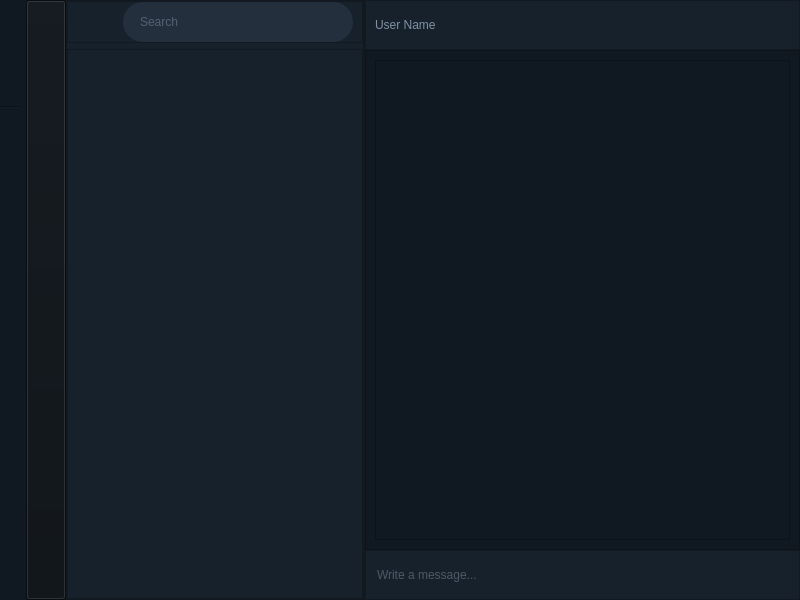
Before: the Qt Designer form Client/mainwindow.ui in Enigmater/Messenger, drawn with Qt 5.
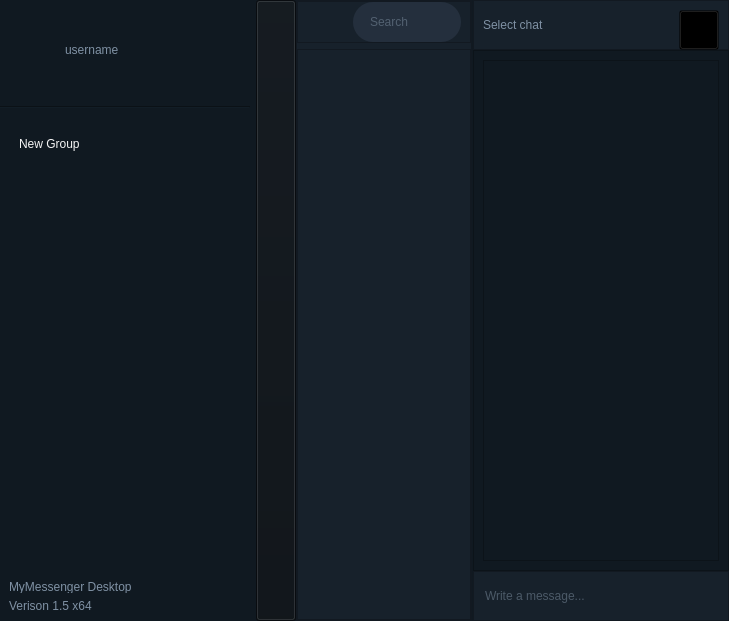
After: the same form once the commit is applied. Icons and pictures are not drawn.

```diff
--- a/Client/mainwindow.ui
+++ b/Client/mainwindow.ui
@@ -6,8 +6,8 @@
    <rect>
     <x>0</x>
     <y>0</y>
-    <width>800</width>
-    <height>600</height>
+    <width>729</width>
+    <height>621</height>
    </rect>
   </property>
   <property name="maximumSize">
@@ -97,7 +97,7 @@
         <widget class="QWidget" name="widget" native="true">
          <property name="minimumSize">
           <size>
-           <width>0</width>
+           <width>250</width>
            <height>0</height>
           </size>
          </property>
@@ -134,6 +134,41 @@
               <height>100</height>
              </size>
             </property>
+            <layout class="QHBoxLayout" name="horizontalLayout_6">
+             <item>
+              <widget class="QLabel" name="userlogoLabel">
+               <property name="maximumSize">
+                <size>
+                 <width>50</width>
+                 <height>50</height>
+                </size>
+               </property>
+               <property name="baseSize">
+                <size>
+                 <width>50</width>
+                 <height>50</height>
+                </size>
+               </property>
+               <property name="text">
+                <string/>
+               </property>
+               <property name="pixmap">
+                <pixmap resource="res.qrc">:/icons/img/user_icon.png</pixmap>
+               </property>
+              </widget>
+             </item>
+             <item>
+              <widget class="QLabel" name="usernameLabel">
+               <property name="styleSheet">
+                <string notr="true">color: rgb(127, 145, 164);
+font: bold 1.2rem &quot;Open Sans&quot;, sans-serif;</string>
+               </property>
+               <property name="text">
+                <string>username</string>
+               </property>
+              </widget>
+             </item>
+            </layout>
            </widget>
           </item>
           <item>
@@ -143,22 +178,62 @@
             </property>
            </widget>
           </item>
-          <item>
-           <spacer name="verticalSpacer_2">
-            <property name="orientation">
-             <enum>Qt::Vertical</enum>
-            </property>
-            <property name="sizeHint" stdset="0">
-             <size>
-              <width>20</width>
-              <height>402</height>
-             </size>
-            </property>
-           </spacer>
-          </item>
           <item>
            <widget class="QWidget" name="buttons" native="true">
-            <layout class="QVBoxLayout" name="verticalLayout_7"/>
+            <property name="styleSheet">
+             <string notr="true">QPushButton {
+                        background-color: rgb(23, 33, 43);
+                        color: rgb(245, 245, 245);
+                        text-align: left;
+                        padding-left: 9px;
+                        font: 1.2rem &quot;Open Sans&quot;, sans-serif;
+                        }
+                        QDynamicButton:hover {
+                        background-color: rgb(32, 43, 54);
+                        border: 0
+                        }</string>
+            </property>
+            <layout class="QVBoxLayout" name="verticalLayout_7">
+             <item>
+              <widget class="QPushButton" name="groupChatButton">
+               <property name="minimumSize">
+                <size>
+                 <width>0</width>
+                 <height>40</height>
+                </size>
+               </property>
+               <property name="text">
+                <string>New Group</string>
+               </property>
+               <property name="icon">
+                <iconset resource="res.qrc">
+                 <normaloff>:/icons/img/group.png</normaloff>:/icons/img/group.png</iconset>
+               </property>
+               <property name="iconSize">
+                <size>
+                 <width>20</width>
+                 <height>20</height>
+                </size>
+               </property>
+               <property name="flat">
+                <bool>true</bool>
+               </property>
+              </widget>
+             </item>
+             <item>
+              <spacer name="verticalSpacer_2">
+               <property name="orientation">
+                <enum>Qt::Vertical</enum>
+               </property>
+               <property name="sizeHint" stdset="0">
+                <size>
+                 <width>20</width>
+                 <height>40</height>
+                </size>
+               </property>
+              </spacer>
+             </item>
+            </layout>
            </widget>
           </item>
           <item>
@@ -175,6 +250,30 @@
               <height>50</height>
              </size>
             </property>
+            <layout class="QVBoxLayout" name="verticalLayout_8">
+             <item>
+              <widget class="QLabel" name="label">
+               <property name="styleSheet">
+                <string notr="true">color: rgb(127, 145, 164);
+font: bold 1.2rem &quot;Open Sans&quot;, sans-serif;</string>
+               </property>
+               <property name="text">
+                <string>MyMessenger Desktop</string>
+               </property>
+              </widget>
+             </item>
+             <item>
+              <widget class="QLabel" name="label_2">
+               <property name="styleSheet">
+                <string notr="true">color: rgb(127, 145, 164);
+font: 1.2rem &quot;Open Sans&quot;, sans-serif;</string>
+               </property>
+               <property name="text">
+                <string>Verison 1.5 x64</string>
+               </property>
+              </widget>
+             </item>
+            </layout>
            </widget>
           </item>
          </layout>
@@ -446,8 +545,8 @@
                   <rect>
                    <x>0</x>
                    <y>0</y>
-                   <width>279</width>
-                   <height>548</height>
+                   <width>174</width>
+                   <height>569</height>
                   </rect>
                  </property>
                  <layout class="QVBoxLayout" name="verticalLayout_5">
@@ -541,6 +640,9 @@
            <enum>QFrame::Raised</enum>
           </property>
           <layout class="QHBoxLayout" name="horizontalLayout_3">
+           <property name="topMargin">
+            <number>9</number>
+           </property>
            <item>
             <widget class="QLabel" name="userinfo_lable">
              <property name="styleSheet">
@@ -548,7 +650,43 @@
 font: 1.2rem &quot;Open Sans&quot;, sans-serif;</string>
              </property>
              <property name="text">
-              <string>User Name</string>
+              <string>Select chat</string>
+             </property>
+            </widget>
+           </item>
+           <item>
+            <widget class="QPushButton" name="adduserButton">
+             <property name="minimumSize">
+              <size>
+               <width>40</width>
+               <height>40</height>
+              </size>
+             </property>
+             <property name="maximumSize">
+              <size>
+               <width>40</width>
+               <height>40</height>
+              </size>
+             </property>
+             <property name="styleSheet">
+              <string notr="true">QPushButton{
+	background-color: rgba(0,0,0,0);
+    background-image: url(&quot;:/icons/img/adduser1.png&quot;);
+    background-repeat: no-repeat;
+	background-position: center;
+}
+QPushButton:hover {
+	background-image: url(&quot;:/icons/img/adduser2.png&quot;);
+    background-repeat: no-repeat;
+	background-position: center;
+}
+</string>
+             </property>
+             <property name="text">
+              <string/>
+             </property>
+             <property name="flat">
+              <bool>false</bool>
              </property>
             </widget>
            </item>
```
Left out of the diff: 4 changed lines with no effect on the pictures.
